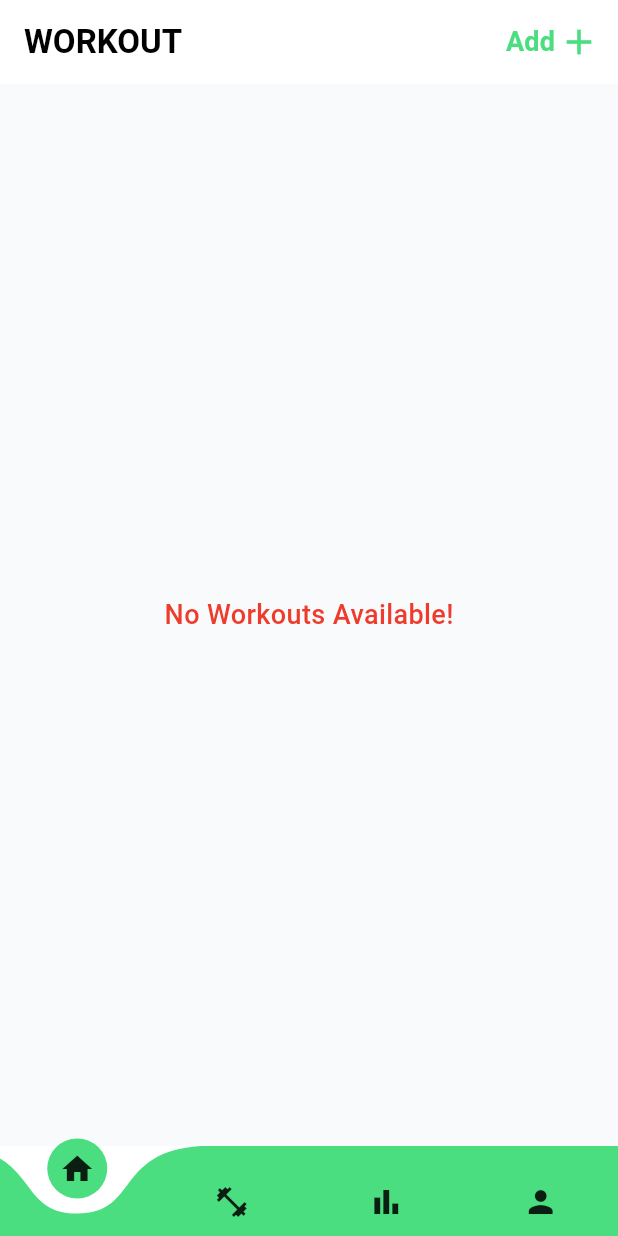
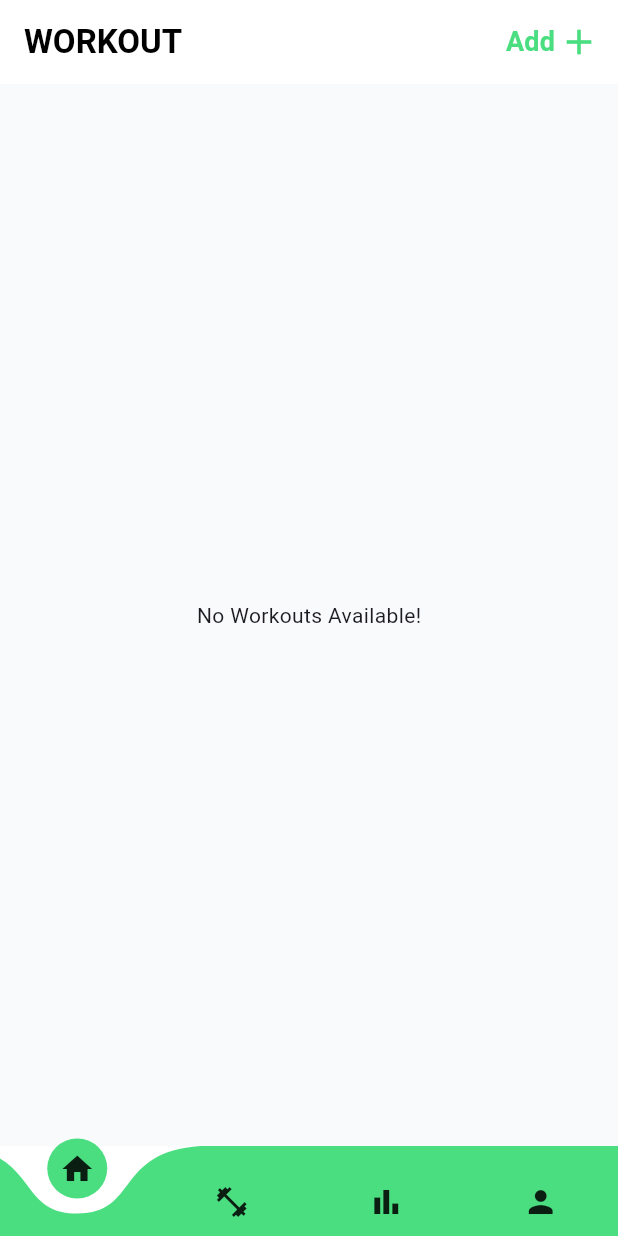
Before and after one commit to phuravongpech/Jim-App, a Flutter app: the screen it shows after launch, on a phone screen of 412 x 824 dp. Run offline on Flutter 3.47's test engine with Material 3 defaults, Android fonts, the phone set to English and light mode, and no system bars; drawn by our look-alikes of curved_navigation_bar; our stand-ins replace cached_network_image, flutter_dotenv, get, logger; missing offline and left inert: fuzzywuzzy.

Commit message:
Create reuseable JimListView widget and correct folder naming

```diff
--- a/frontend/lib/screens/workout/select_exercise_screen.dart
+++ b/frontend/lib/screens/workout/select_exercise_screen.dart
@@ -2,7 +2,7 @@ import 'package:flutter/material.dart';
 import 'package:frontend/common/theme.dart';
 import 'package:frontend/controller/select_exercise_controller.dart';
 import 'package:frontend/screens/workout/widgets/select_exercise_card.dart';
-import 'package:frontend/widgets/SearchExercises/custom_select_search.dart';
+import 'package:frontend/widgets/inputs/custom_select_search.dart';
 import 'package:get/get.dart';
 
 import '../../models/exercise.dart';
--- a/frontend/lib/screens/workout/workout_screen.dart
+++ b/frontend/lib/screens/workout/workout_screen.dart
@@ -1,7 +1,8 @@
 import 'package:flutter/material.dart';
 import 'package:frontend/common/theme.dart';
 import 'package:frontend/screens/workout/widgets/workout_card.dart';
-import 'package:frontend/widgets/ButtomNavigationBar/custom_bottom_navbar.dart';
+import 'package:frontend/widgets/navigation/custom_bottom_navbar.dart';
+import 'package:frontend/widgets/display/jim_list_view.dart';
 import 'package:get/get.dart';
 
 import '../../../controller/workout_controller.dart';
@@ -22,33 +23,15 @@ class _WorkoutScreenState extends State<WorkoutScreen> {
     return Scaffold(
       backgroundColor: AppColor.primaryBackground,
       appBar: _buildAppBar(),
-      body: Obx(() {
-        if (workoutController.workoutList.isEmpty) {
-          return const Center(
-            child: Text(
-              'No Workouts Available!',
-              style: TextStyle(
-                fontSize: 18,
-                fontWeight: FontWeight.w500,
-                color: AppColor.error,
-              ),
-            ),
-          );
-        }
-
-        return ListView.builder(
-          padding: const EdgeInsets.all(16.0),
-          itemCount: workoutController.workoutList.length,
-          itemBuilder: (context, index) {
-            final workout = workoutController.workoutList[index];
-            return WorkoutCard(
-              title: workout['title'],
-              description: workout['description'],
-              exercisesCount: workout['exercises'].length,
-            );
-          },
-        );
-      }),
+      body: JimListView(
+        items: workoutController.workoutList,
+        emptyMessage: "No Workouts Available!",
+        itemBuilder: (workout) => WorkoutCard(
+          title: workout['title'],
+          description: workout['description'],
+          exercisesCount: workout['exercises'].length,
+        ),
+      ),
       bottomNavigationBar: const CustomBottomNavBar(),
     );
   }
--- /dev/null
+++ b/frontend/lib/widgets/display/jim_list_view.dart
@@ -0,0 +1,36 @@
+import 'package:flutter/material.dart';
+import 'package:get/get.dart';
+
+class JimListView<T> extends StatelessWidget {
+  final RxList<T> items;
+  final RxBool? isLoading;
+  final Widget Function(T item) itemBuilder;
+  final String emptyMessage;
+
+  const JimListView({
+    super.key,
+    required this.items,
+    this.isLoading,
+    required this.itemBuilder,
+    this.emptyMessage = "No items found.",
+  });
+
+  @override
+  Widget build(BuildContext context) {
+    return Obx(() {
+      if (isLoading?.value == true) {
+        return const Center(child: CircularProgressIndicator());
+      }
+
+      if (items.isEmpty) {
+        return Center(child: Text(emptyMessage));
+      }
+
+      return ListView.builder(
+        padding: const EdgeInsets.all(16.0),
+        itemCount: items.length,
+        itemBuilder: (context, index) => itemBuilder(items[index]),
+      );
+    });
+  }
+}
```
Also changed, not shown: frontend/lib/screens/exercise/exercise_screen.dart (+9 -22 lines), frontend/lib/widgets/inputs/custom_search_exercisses.dart (renamed from frontend/lib/widgets/SearchExercises/custom_search_exercisses.dart), frontend/lib/widgets/inputs/custom_select_search.dart (renamed from frontend/lib/widgets/SearchExercises/custom_select_search.dart), frontend/lib/widgets/navigation/custom_bottom_navbar.dart (renamed from frontend/lib/widgets/ButtomNavigationBar/custom_bottom_navbar.dart).
